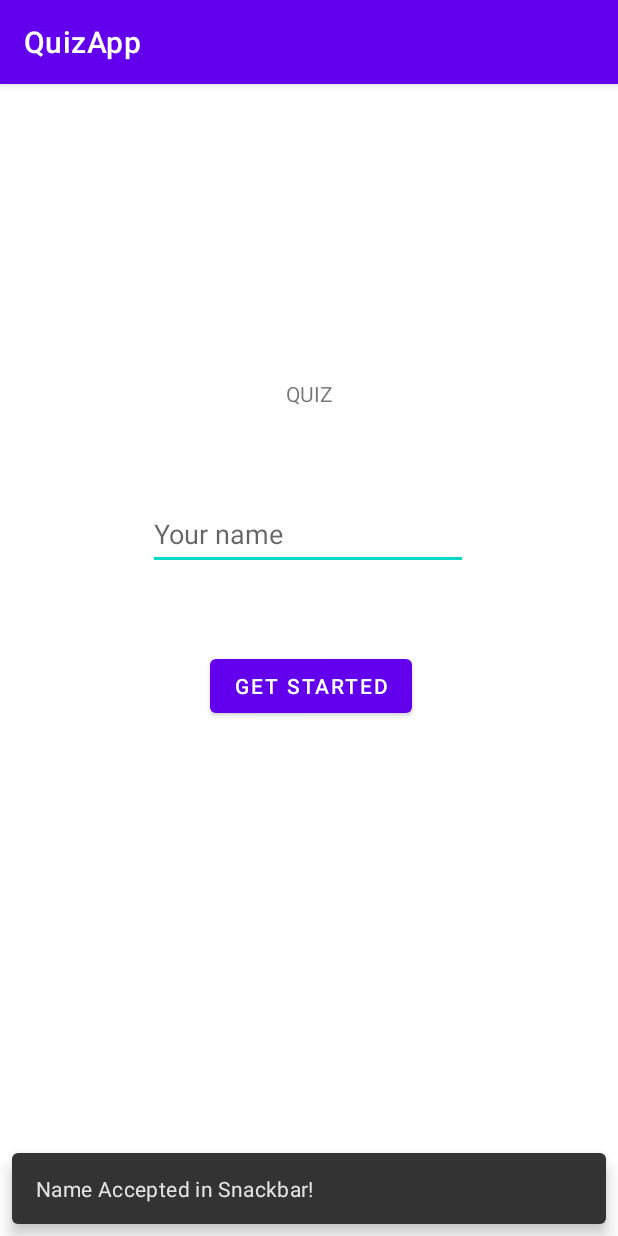
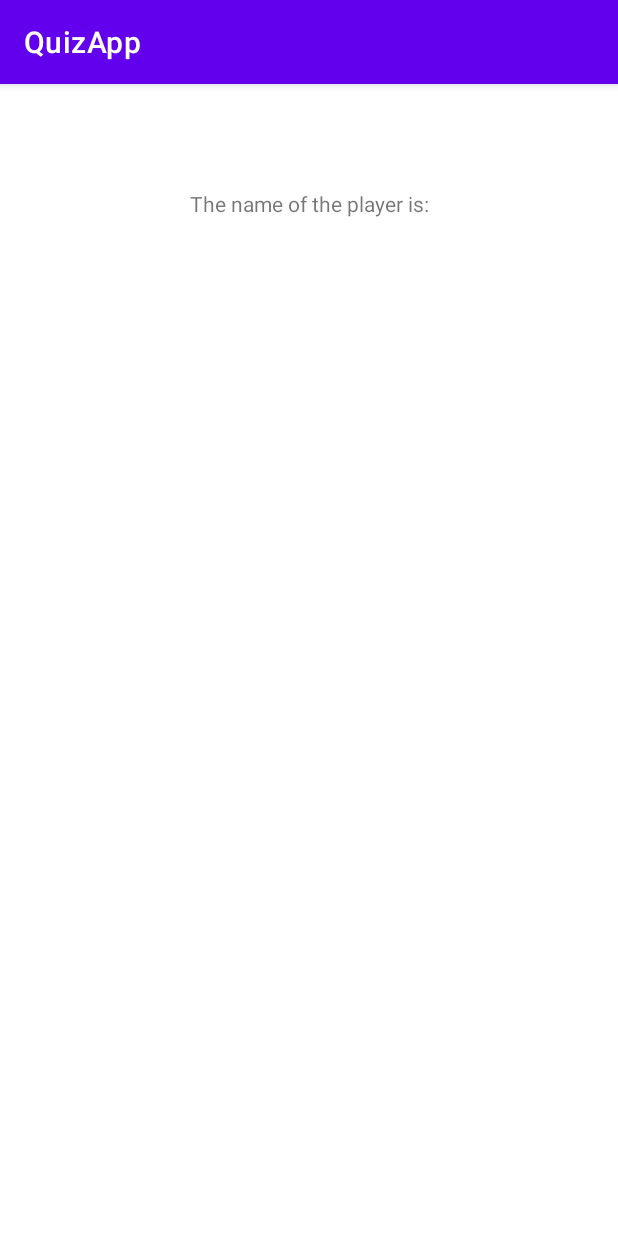
Before and after one commit to tibiv111/Android-Gyak-V.Tibor, an Android app: the screen it shows after launch (MainActivity before the commit, DisplayMessageActivity after it), after a tap on "GET STARTED", on a phone screen of 412 x 824 dp. Run offline under Robolectric (Android 15) with nearby library versions, the phone set to English and light mode, and no system bars.

Commit message:
lab04
lab04 android 1-3 feladatok

```diff
--- a/Android/app/src/main/AndroidManifest.xml
+++ b/Android/app/src/main/AndroidManifest.xml
@@ -1,6 +1,6 @@
 <?xml version="1.0" encoding="utf-8"?>
 <manifest xmlns:android="http://schemas.android.com/apk/res/android"
-    package="com.example.quizapp" >
+    package="com.example.quizapp">
 
     <application
         android:allowBackup="true"
@@ -8,10 +8,18 @@
         android:label="@string/app_name"
         android:roundIcon="@mipmap/ic_launcher_round"
         android:supportsRtl="true"
-        android:theme="@style/Theme.QuizApp" >
+        android:theme="@style/Theme.QuizApp">
+        <activity
+            android:name=".DisplayMessageActivity"
+            android:exported="true" />
+
+        <meta-data
+            android:name="android.support.PARENT_ACTIVITY"
+            android:value=".MainActivity" />
+
         <activity
             android:name=".MainActivity"
-            android:exported="true" >
+            android:exported="true">
             <intent-filter>
                 <action android:name="android.intent.action.MAIN" />
 
--- /dev/null
+++ b/Android/app/src/main/java/com/example/quizapp/DisplayMessageActivity.kt
@@ -0,0 +1,25 @@
+package com.example.quizapp
+
+import android.content.Intent
+import androidx.appcompat.app.AppCompatActivity
+import android.os.Bundle
+import android.view.View
+import android.widget.EditText
+import android.widget.TextView
+
+
+class DisplayMessageActivity : AppCompatActivity() {
+    override fun onCreate(savedInstanceState: Bundle?) {
+        super.onCreate(savedInstanceState)
+        setContentView(R.layout.activity_display_message)
+
+        // Get the Intent that started this activity and extract the string
+        val message = intent.getStringExtra(EXTRA_MESSAGE)
+
+        // Capture the layout's TextView and set the string as its text
+        val textView = findViewById<TextView>(R.id.ActualName).apply {
+            text = message
+        }
+    }
+
+}
--- a/Android/app/src/main/java/com/example/quizapp/MainActivity.kt
+++ b/Android/app/src/main/java/com/example/quizapp/MainActivity.kt
@@ -10,6 +10,7 @@ import android.widget.Toast
 
 import android.app.Activity
 import android.content.Context
+import android.content.Intent
 import android.view.View
 import android.view.inputmethod.InputMethodManager
 import android.widget.EditText
@@ -17,6 +18,7 @@ import androidx.fragment.app.Fragment
 
 
 import com.google.android.material.snackbar.Snackbar
+const val EXTRA_MESSAGE = "com.example.quizapp.MESSAGE"
 
 class MainActivity : AppCompatActivity() {
     override fun onCreate(savedInstanceState: Bundle?) {
@@ -24,24 +26,45 @@ class MainActivity : AppCompatActivity() {
         setContentView(R.layout.activity_main)
         val btn1 = findViewById<Button>(R.id.btn1)
 
+        /*
         btn1.setOnClickListener {
             //left toast and snackbar for the sake of testing.
-            val toast = Toast.makeText(applicationContext, "Name accepted in Toast!", Toast.LENGTH_LONG)
-            toast.show()
-            val snackbar = Snackbar.make(it, "Name Accepted in Snackbar!", Snackbar.LENGTH_LONG)
+            //val toast = Toast.makeText(applicationContext, "Name accepted in Toast!", Toast.LENGTH_LONG)
+            //toast.show()
+            //val snackbar = Snackbar.make(it, "Name Accepted in Snackbar!", Snackbar.LENGTH_LONG)
             hideKeyboard(it)
-            snackbar.show()
+            //snackbar.show()
 
         }
-
+        */
 
 
     }
+    /*
+    override fun onStart() {
+        super.onStart()
+        val toast = Toast.makeText(applicationContext, "onStart Toast!", Toast.LENGTH_LONG)
+        toast.show()
+    }
+    */
+
+    fun sendMessage(view: View) {
+        val editText = findViewById<EditText>(R.id.nameOfPersonGET)
+        val message = editText.text.toString()
+        val intent = Intent(this, DisplayMessageActivity::class.java).apply {
+            putExtra(EXTRA_MESSAGE, message)
+        }
+        startActivity(intent)
+    }
+
     //it annoyed me that the keyboard stayed after the button press, so I solved it (stackoverflow function)
-    fun Context.hideKeyboard(view: View) {
+    /*
+    private fun Context.hideKeyboard(view: View) {
         val inputMethodManager = getSystemService(Activity.INPUT_METHOD_SERVICE) as InputMethodManager
         inputMethodManager.hideSoftInputFromWindow(view.windowToken, 0)
     }
 
+    */
+
 
 }
--- /dev/null
+++ b/Android/app/src/main/res/layout/activity_display_message.xml
@@ -0,0 +1,27 @@
+<?xml version="1.0" encoding="utf-8"?>
+<androidx.constraintlayout.widget.ConstraintLayout xmlns:android="http://schemas.android.com/apk/res/android"
+    xmlns:app="http://schemas.android.com/apk/res-auto"
+    xmlns:tools="http://schemas.android.com/tools"
+    android:layout_width="match_parent"
+    android:layout_height="match_parent"
+    tools:context=".DisplayMessageActivity">
+
+    <TextView
+        android:id="@+id/nameIs"
+        android:layout_width="wrap_content"
+        android:layout_height="wrap_content"
+        android:layout_marginTop="70dp"
+        android:text="The name of the player is:"
+        app:layout_constraintEnd_toEndOf="parent"
+        app:layout_constraintStart_toStartOf="parent"
+        app:layout_constraintTop_toTopOf="parent" />
+
+    <TextView
+        android:id="@+id/ActualName"
+        android:layout_width="wrap_content"
+        android:layout_height="wrap_content"
+        android:layout_marginTop="25dp"
+        app:layout_constraintEnd_toEndOf="parent"
+        app:layout_constraintStart_toStartOf="parent"
+        app:layout_constraintTop_toBottomOf="@+id/nameIs" />
+</androidx.constraintlayout.widget.ConstraintLayout>
--- a/Android/app/src/main/res/layout/activity_main.xml
+++ b/Android/app/src/main/res/layout/activity_main.xml
@@ -7,7 +7,7 @@
     tools:context=".MainActivity">
 
     <EditText
-        android:id="@+id/nameOfPersonET"
+        android:id="@+id/nameOfPersonGET"
         android:layout_width="wrap_content"
         android:layout_height="wrap_content"
         android:layout_marginBottom="444dp"
@@ -26,9 +26,10 @@
         android:layout_height="wrap_content"
         android:layout_marginTop="53dp"
         android:layout_marginEnd="37dp"
+        android:onClick="sendMessage"
         android:text="Get Started"
-        app:layout_constraintEnd_toEndOf="@+id/nameOfPersonET"
-        app:layout_constraintTop_toBottomOf="@+id/nameOfPersonET" />
+        app:layout_constraintEnd_toEndOf="@+id/nameOfPersonGET"
+        app:layout_constraintTop_toBottomOf="@+id/nameOfPersonGET" />
 
     <TextView
         android:id="@+id/textView2"
@@ -36,7 +37,7 @@
         android:layout_height="wrap_content"
         android:layout_marginBottom="60dp"
         android:text="QUIZ"
-        app:layout_constraintBottom_toTopOf="@+id/nameOfPersonET"
+        app:layout_constraintBottom_toTopOf="@+id/nameOfPersonGET"
         app:layout_constraintEnd_toEndOf="parent"
         app:layout_constraintStart_toStartOf="parent" />
 
```
